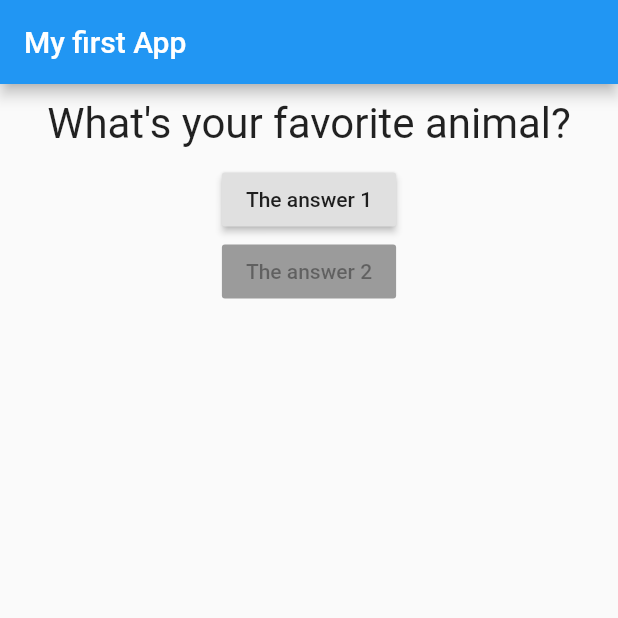
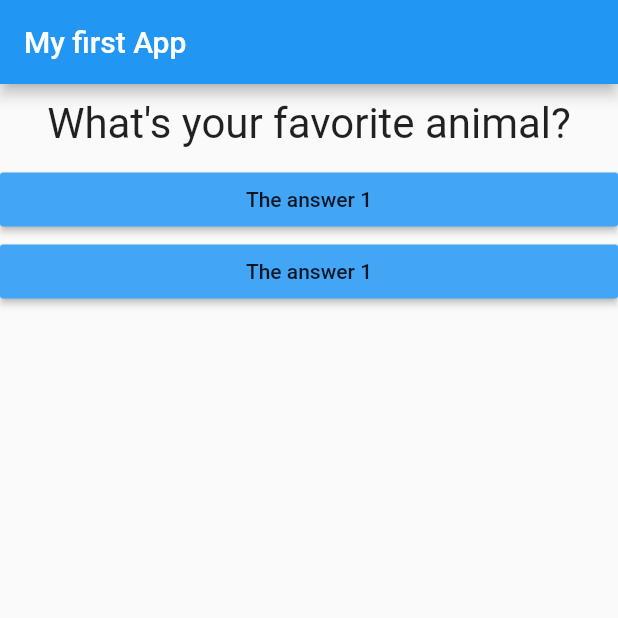
Before and after one commit to PedroBarata/flutter-quiz-app, a Flutter app: the screen it shows after launch, on a phone screen of 412 x 824 dp, the top half of it. Run offline on Flutter 3.47's test engine with Material 2 defaults, Android fonts, the phone set to English and light mode, and no system bars.

```diff
--- /dev/null
+++ b/lib/answer.dart
@@ -0,0 +1,19 @@
+import 'package:flutter/material.dart';
+
+class Answer extends StatelessWidget {
+  final Function selectHandler;
+
+  Answer({this.selectHandler});
+
+  @override
+  Widget build(BuildContext context) {
+    return Container(
+      width: double.infinity,
+      child: RaisedButton(
+        color: Colors.blue[400],
+        onPressed: selectHandler,
+        child: Text('The answer 1'),
+      ),
+    );
+  }
+}
--- a/lib/main.dart
+++ b/lib/main.dart
@@ -1,5 +1,8 @@
 import 'package:flutter/material.dart';
+
 import './question.dart';
+import './answer.dart';
+
 // void main() {
 //   runApp(MyApp());
 // }
@@ -39,13 +42,11 @@ class _MyAppState extends State<MyApp> {
               Question(
                 questionText: _questions[_questionIndex],
               ),
-              RaisedButton(
-                onPressed: _answerQuestion,
-                child: Text('The answer 1'),
+              Answer(
+                selectHandler: _answerQuestion,
               ),
-              RaisedButton(
-                onPressed: null,
-                child: Text('The answer 2'),
+              Answer(
+                selectHandler: _answerQuestion,
               ),
             ],
           )),
```
